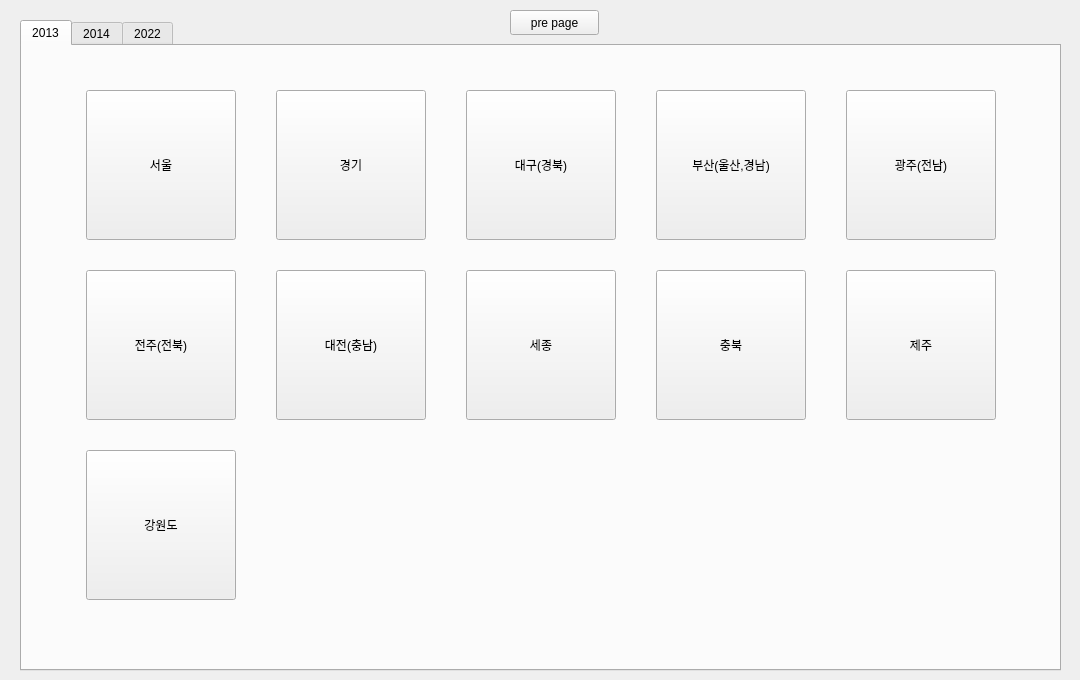
The window that farm.ui (ving9/newbie) describes before a commit, drawn with Qt 5.
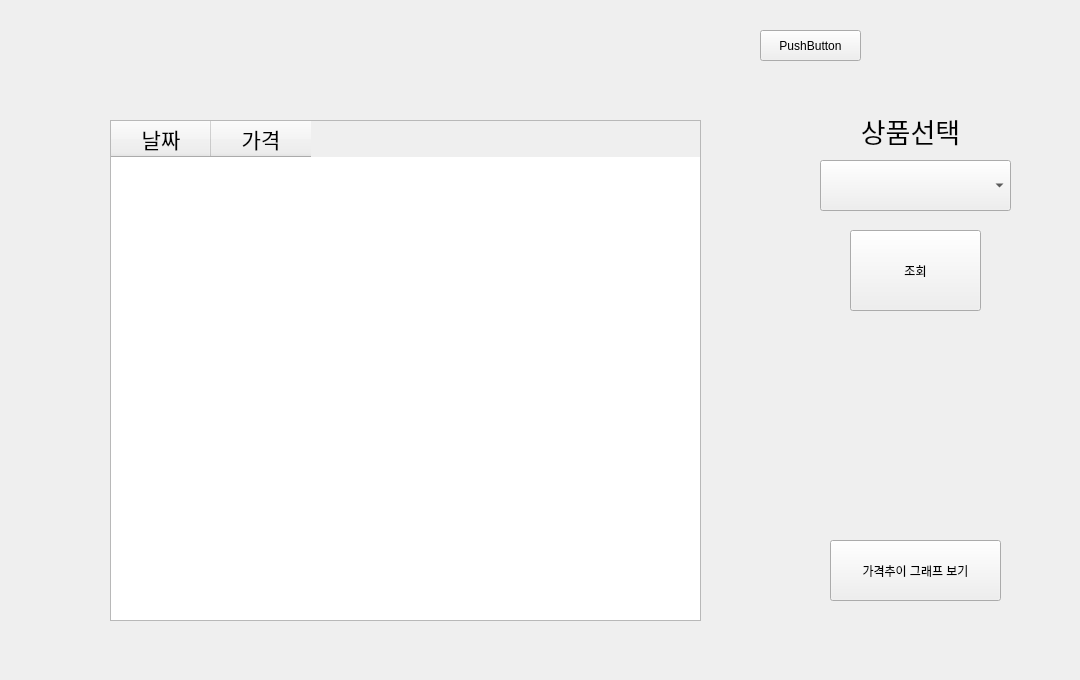
The same window after the commit. The open tabs and pages were chosen to show the change.

What changed in the file:
```diff
--- a/farm.ui
+++ b/farm.ui
@@ -23,44 +23,9 @@
     </rect>
    </property>
    <property name="currentIndex">
-    <number>1</number>
+    <number>0</number>
    </property>
-   <widget class="QWidget" name="page">
-    <widget class="QLineEdit" name="line_ip">
-     <property name="geometry">
-      <rect>
-       <x>360</x>
-       <y>200</y>
-       <width>381</width>
-       <height>61</height>
-      </rect>
-     </property>
-    </widget>
-    <widget class="QLineEdit" name="line_port">
-     <property name="geometry">
-      <rect>
-       <x>360</x>
-       <y>280</y>
-       <width>381</width>
-       <height>61</height>
-      </rect>
-     </property>
-    </widget>
-    <widget class="QPushButton" name="btn_addr_input">
-     <property name="geometry">
-      <rect>
-       <x>490</x>
-       <y>390</y>
-       <width>121</width>
-       <height>51</height>
-      </rect>
-     </property>
-     <property name="text">
-      <string>PushButton</string>
-     </property>
-    </widget>
-   </widget>
-   <widget class="QWidget" name="page_2">
+   <widget class="QWidget" name="page_1">
     <widget class="QTabWidget" name="tabWidget">
      <property name="geometry">
       <rect>
@@ -71,7 +36,7 @@
       </rect>
      </property>
      <property name="currentIndex">
-      <number>2</number>
+      <number>0</number>
      </property>
      <widget class="QWidget" name="tab_01">
       <property name="enabled">
@@ -90,14 +55,14 @@
        <property name="geometry">
         <rect>
          <x>30</x>
-         <y>20</y>
+         <y>30</y>
          <width>981</width>
          <height>561</height>
         </rect>
        </property>
        <layout class="QGridLayout" name="gridLayout_4">
         <item row="0" column="4">
-         <widget class="QPushButton" name="btn_gwang_3">
+         <widget class="QPushButton" name="btn_gwang_2013">
           <property name="sizePolicy">
            <sizepolicy hsizetype="Fixed" vsizetype="Fixed">
             <horstretch>0</horstretch>
@@ -115,27 +80,8 @@
           </property>
          </widget>
         </item>
-        <item row="2" column="0">
-         <widget class="QPushButton" name="btn_gangwon_3">
-          <property name="sizePolicy">
-           <sizepolicy hsizetype="Fixed" vsizetype="Fixed">
-            <horstretch>0</horstretch>
-            <verstretch>0</verstretch>
-           </sizepolicy>
-          </property>
-          <property name="minimumSize">
-           <size>
-            <width>150</width>
-            <height>150</height>
-           </size>
-          </property>
-          <property name="text">
-           <string>강원도</string>
-          </property>
-         </widget>
-        </item>
         <item row="0" column="2">
-         <widget class="QPushButton" name="btn_daegu_3">
+         <widget class="QPushButton" name="btn_daegu_2013">
           <property name="sizePolicy">
            <sizepolicy hsizetype="Fixed" vsizetype="Fixed">
             <horstretch>0</horstretch>
@@ -154,7 +100,7 @@
          </widget>
         </item>
         <item row="1" column="0">
-         <widget class="QPushButton" name="btn_jeonju_3">
+         <widget class="QPushButton" name="btn_jeonju_2013">
           <property name="sizePolicy">
            <sizepolicy hsizetype="Fixed" vsizetype="Fixed">
             <horstretch>0</horstretch>
@@ -172,27 +118,8 @@
           </property>
          </widget>
         </item>
-        <item row="1" column="2">
-         <widget class="QPushButton" name="btn_sejong_3">
-          <property name="sizePolicy">
-           <sizepolicy hsizetype="Fixed" vsizetype="Fixed">
-            <horstretch>0</horstretch>
-            <verstretch>0</verstretch>
-           </sizepolicy>
-          </property>
-          <property name="minimumSize">
-           <size>
-            <width>150</width>
-            <height>150</height>
-           </size>
-          </property>
-          <property name="text">
-           <string>세종</string>
-          </property>
-         </widget>
-        </item>
         <item row="1" column="1">
-         <widget class="QPushButton" name="btn_daejeon_3">
+         <widget class="QPushButton" name="btn_daejeon_2013">
           <property name="sizePolicy">
            <sizepolicy hsizetype="Fixed" vsizetype="Fixed">
             <horstretch>0</horstretch>
@@ -211,7 +138,7 @@
          </widget>
         </item>
         <item row="1" column="4">
-         <widget class="QPushButton" name="btn_jeju_3">
+         <widget class="QPushButton" name="btn_jeju_2013">
           <property name="sizePolicy">
            <sizepolicy hsizetype="Fixed" vsizetype="Fixed">
             <horstretch>0</horstretch>
@@ -230,7 +157,7 @@
          </widget>
         </item>
         <item row="0" column="1">
-         <widget class="QPushButton" name="btn_gyungki_3">
+         <widget class="QPushButton" name="btn_gyungki_2013">
           <property name="sizePolicy">
            <sizepolicy hsizetype="Fixed" vsizetype="Fixed">
             <horstretch>0</horstretch>
@@ -249,7 +176,7 @@
          </widget>
         </item>
         <item row="0" column="0">
-         <widget class="QPushButton" name="btn_seoul_4">
+         <widget class="QPushButton" name="btn_seoul_2013">
           <property name="sizePolicy">
            <sizepolicy hsizetype="Fixed" vsizetype="Fixed">
             <horstretch>0</horstretch>
@@ -268,7 +195,7 @@
          </widget>
         </item>
         <item row="1" column="3">
-         <widget class="QPushButton" name="btn_choogbuk_3">
+         <widget class="QPushButton" name="btn_choogbuk_2013">
           <property name="sizePolicy">
            <sizepolicy hsizetype="Fixed" vsizetype="Fixed">
             <horstretch>0</horstretch>
@@ -287,7 +214,7 @@
          </widget>
         </item>
         <item row="0" column="3">
-         <widget class="QPushButton" name="btn_busan_3">
+         <widget class="QPushButton" name="btn_busan_2013">
           <property name="sizePolicy">
            <sizepolicy hsizetype="Fixed" vsizetype="Fixed">
             <horstretch>0</horstretch>
@@ -305,6 +232,25 @@
           </property>
          </widget>
         </item>
+        <item row="1" column="2">
+         <widget class="QPushButton" name="btn_gangwon_2013">
+          <property name="sizePolicy">
+           <sizepolicy hsizetype="Fixed" vsizetype="Fixed">
+            <horstretch>0</horstretch>
+            <verstretch>0</verstretch>
+           </sizepolicy>
+          </property>
+          <property name="minimumSize">
+           <size>
+            <width>150</width>
+            <height>150</height>
+           </size>
+          </property>
+          <property name="text">
+           <string>강원도</string>
+          </property>
+         </widget>
+        </item>
        </layout>
       </widget>
      </widget>
@@ -323,7 +269,7 @@
        </property>
        <layout class="QGridLayout" name="gridLayout_3">
         <item row="0" column="4">
-         <widget class="QPushButton" name="btn_gwang_2">
+         <widget class="QPushButton" name="btn_gwang_2014">
           <property name="sizePolicy">
            <sizepolicy hsizetype="Fixed" vsizetype="Fixed">
             <horstretch>0</horstretch>
@@ -341,27 +287,8 @@
           </property>
          </widget>
         </item>
-        <item row="2" column="0">
-         <widget class="QPushButton" name="btn_gangwon_2">
-          <property name="sizePolicy">
-           <sizepolicy hsizetype="Fixed" vsizetype="Fixed">
-            <horstretch>0</horstretch>
-            <verstretch>0</verstretch>
-           </sizepolicy>
-          </property>
-          <property name="minimumSize">
-           <size>
-            <width>150</width>
-            <height>150</height>
-           </size>
-          </property>
-          <property name="text">
-           <string>강원도</string>
-          </property>
-         </widget>
-        </item>
         <item row="0" column="2">
-         <widget class="QPushButton" name="btn_daegu_2">
+         <widget class="QPushButton" name="btn_daegu_2014">
           <property name="sizePolicy">
            <sizepolicy hsizetype="Fixed" vsizetype="Fixed">
             <horstretch>0</horstretch>
@@ -380,7 +307,7 @@
          </widget>
         </item>
         <item row="1" column="0">
-         <widget class="QPushButton" name="btn_jeonju_2">
+         <widget class="QPushButton" name="btn_jeonju_2014">
           <property name="sizePolicy">
            <sizepolicy hsizetype="Fixed" vsizetype="Fixed">
             <horstretch>0</horstretch>
@@ -398,27 +325,8 @@
           </property>
          </widget>
         </item>
-        <item row="1" column="2">
-         <widget class="QPushButton" name="btn_sejong_2">
-          <property name="sizePolicy">
-           <sizepolicy hsizetype="Fixed" vsizetype="Fixed">
-            <horstretch>0</horstretch>
-            <verstretch>0</verstretch>
-           </sizepolicy>
-          </property>
-          <property name="minimumSize">
-           <size>
-            <width>150</width>
-            <height>150</height>
-           </size>
-          </property>
-          <property name="text">
-           <string>세종</string>
-          </property>
-         </widget>
-        </item>
         <item row="1" column="1">
-         <widget class="QPushButton" name="btn_daejeon_2">
+         <widget class="QPushButton" name="btn_daejeon_2014">
           <property name="sizePolicy">
            <sizepolicy hsizetype="Fixed" vsizetype="Fixed">
             <horstretch>0</horstretch>
@@ -437,7 +345,7 @@
          </widget>
         </item>
         <item row="1" column="4">
-         <widget class="QPushButton" name="btn_jeju_2">
+         <widget class="QPushButton" name="btn_jeju_2014">
           <property name="sizePolicy">
            <sizepolicy hsizetype="Fixed" vsizetype="Fixed">
             <horstretch>0</horstretch>
@@ -456,7 +364,7 @@
          </widget>
         </item>
         <item row="0" column="1">
-         <widget class="QPushButton" name="btn_gyungki_2">
+         <widget class="QPushButton" name="btn_gyungki_2014">
           <property name="sizePolicy">
            <sizepolicy hsizetype="Fixed" vsizetype="Fixed">
             <horstretch>0</horstretch>
@@ -475,7 +383,7 @@
          </widget>
         </item>
         <item row="0" column="0">
-         <widget class="QPushButton" name="btn_seoul_3">
+         <widget class="QPushButton" name="btn_seoul_2014">
           <property name="sizePolicy">
            <sizepolicy hsizetype="Fixed" vsizetype="Fixed">
             <horstretch>0</horstretch>
@@ -494,7 +402,7 @@
          </widget>
         </item>
         <item row="1" column="3">
-         <widget class="QPushButton" name="btn_choogbuk_2">
+         <widget class="QPushButton" name="btn_choogbuk_2014">
           <property name="sizePolicy">
            <sizepolicy hsizetype="Fixed" vsizetype="Fixed">
             <horstretch>0</horstretch>
@@ -513,7 +421,7 @@
          </widget>
         </item>
         <item row="0" column="3">
-         <widget class="QPushButton" name="btn_busan_2">
+         <widget class="QPushButton" name="btn_busan_2014">
           <property name="sizePolicy">
            <sizepolicy hsizetype="Fixed" vsizetype="Fixed">
             <horstretch>0</horstretch>
@@ -531,6 +439,25 @@
           </property>
          </widget>
         </item>
+        <item row="1" column="2">
+         <widget class="QPushButton" name="btn_gangwon_2014">
+          <property name="sizePolicy">
+           <sizepolicy hsizetype="Fixed" vsizetype="Fixed">
+            <horstretch>0</horstretch>
+            <verstretch>0</verstretch>
+           </sizepolicy>
+          </property>
+          <property name="minimumSize">
+           <size>
+            <width>150</width>
+            <height>150</height>
+           </size>
+          </property>
+          <property name="text">
+           <string>강원도</string>
+          </property>
+         </widget>
+        </item>
        </layout>
       </widget>
      </widget>
@@ -538,7 +465,7 @@
       <attribute name="title">
        <string>2022</string>
       </attribute>
-      <widget class="QWidget" name="">
+      <widget class="QWidget" name="layoutWidget">
        <property name="geometry">
         <rect>
          <x>30</x>
@@ -549,7 +476,7 @@
        </property>
        <layout class="QGridLayout" name="gridLayout">
         <item row="0" column="4">
-         <widget class="QPushButton" name="btn_gwang">
+         <widget class="QPushButton" name="btn_gwang_2022">
           <property name="sizePolicy">
            <sizepolicy hsizetype="Fixed" vsizetype="Fixed">
             <horstretch>0</horstretch>
@@ -568,7 +495,7 @@
          </widget>
         </item>
         <item row="2" column="0">
-         <widget class="QPushButton" name="btn_gangwon">
+         <widget class="QPushButton" name="btn_gangwon_2022">
           <property name="sizePolicy">
            <sizepolicy hsizetype="Fixed" vsizetype="Fixed">
             <horstretch>0</horstretch>
@@ -587,7 +514,7 @@
          </widget>
         </item>
         <item row="0" column="2">
-         <widget class="QPushButton" name="btn_daegu">
+         <widget class="QPushButton" name="btn_daegu_2022">
           <property name="sizePolicy">
            <sizepolicy hsizetype="Fixed" vsizetype="Fixed">
             <horstretch>0</horstretch>
@@ -606,7 +533,7 @@
          </widget>
         </item>
         <item row="1" column="0">
-         <widget class="QPushButton" name="btn_jeonju">
+         <widget class="QPushButton" name="btn_jeonju_2022">
           <property name="sizePolicy">
            <sizepolicy hsizetype="Fixed" vsizetype="Fixed">
             <horstretch>0</horstretch>
@@ -625,7 +552,7 @@
          </widget>
         </item>
         <item row="1" column="2">
-         <widget class="QPushButton" name="btn_sejong">
+         <widget class="QPushButton" name="btn_sejong_2022">
           <property name="sizePolicy">
            <sizepolicy hsizetype="Fixed" vsizetype="Fixed">
             <horstretch>0</horstretch>
@@ -644,7 +571,7 @@
          </widget>
         </item>
         <item row="1" column="1">
-         <widget class="QPushButton" name="btn_daejeon">
+         <widget class="QPushButton" name="btn_daejeon_2022">
           <property name="sizePolicy">
            <sizepolicy hsizetype="Fixed" vsizetype="Fixed">
             <horstretch>0</horstretch>
@@ -663,7 +590,7 @@
          </widget>
         </item>
         <item row="1" column="4">
-         <widget class="QPushButton" name="btn_jeju">
+         <widget class="QPushButton" name="btn_jeju_2022">
           <property name="sizePolicy">
            <sizepolicy hsizetype="Fixed" vsizetype="Fixed">
             <horstretch>0</horstretch>
@@ -682,7 +609,7 @@
          </widget>
         </item>
         <item row="0" column="1">
-         <widget class="QPushButton" name="btn_gyungki">
+         <widget class="QPushButton" name="btn_gyungki_2022">
           <property name="sizePolicy">
            <sizepolicy hsizetype="Fixed" vsizetype="Fixed">
             <horstretch>0</horstretch>
@@ -701,7 +628,7 @@
          </widget>
         </item>
         <item row="0" column="0">
-         <widget class="QPushButton" name="btn_seoul">
+         <widget class="QPushButton" name="btn_seoul_2022">
           <property name="sizePolicy">
            <sizepolicy hsizetype="Fixed" vsizetype="Fixed">
             <horstretch>0</horstretch>
@@ -720,7 +647,7 @@
          </widget>
         </item>
         <item row="1" column="3">
-         <widget class="QPushButton" name="btn_choogbuk">
+         <widget class="QPushButton" name="btn_choogbuk_2022">
           <property name="sizePolicy">
            <sizepolicy hsizetype="Fixed" vsizetype="Fixed">
             <horstretch>0</horstretch>
@@ -739,7 +666,7 @@
          </widget>
         </item>
         <item row="0" column="3">
-         <widget class="QPushButton" name="btn_busan">
+         <widget class="QPushButton" name="btn_busan_2022">
           <property name="sizePolicy">
            <sizepolicy hsizetype="Fixed" vsizetype="Fixed">
             <horstretch>0</horstretch>
@@ -761,21 +688,214 @@
       </widget>
      </widget>
     </widget>
-    <widget class="QPushButton" name="btn_prepage">
+    <widget class="QPushButton" name="btn_1">
      <property name="geometry">
       <rect>
-       <x>510</x>
+       <x>590</x>
        <y>10</y>
-       <width>89</width>
-       <height>25</height>
+       <width>101</width>
+       <height>31</height>
       </rect>
      </property>
      <property name="text">
-      <string>pre page</string>
+      <string>PushButton</string>
      </property>
     </widget>
    </widget>
-   <widget class="QWidget" name="page_5"/>
+   <widget class="QWidget" name="page_2">
+    <widget class="QComboBox" name="combo_product">
+     <property name="geometry">
+      <rect>
+       <x>820</x>
+       <y>160</y>
+       <width>191</width>
+       <height>51</height>
+      </rect>
+     </property>
+    </widget>
+    <widget class="QPushButton" name="btn_inquiry">
+     <property name="geometry">
+      <rect>
+       <x>850</x>
+       <y>230</y>
+       <width>131</width>
+       <height>81</height>
+      </rect>
+     </property>
+     <property name="text">
+      <string>조회</string>
+     </property>
+    </widget>
+    <widget class="QPushButton" name="btn_graph">
+     <property name="geometry">
+      <rect>
+       <x>830</x>
+       <y>540</y>
+       <width>171</width>
+       <height>61</height>
+      </rect>
+     </property>
+     <property name="text">
+      <string>가격추이 그래프 보기</string>
+     </property>
+    </widget>
+    <widget class="QLabel" name="label_year">
+     <property name="geometry">
+      <rect>
+       <x>120</x>
+       <y>40</y>
+       <width>200</width>
+       <height>60</height>
+      </rect>
+     </property>
+     <property name="sizePolicy">
+      <sizepolicy hsizetype="Fixed" vsizetype="Fixed">
+       <horstretch>0</horstretch>
+       <verstretch>0</verstretch>
+      </sizepolicy>
+     </property>
+     <property name="minimumSize">
+      <size>
+       <width>200</width>
+       <height>60</height>
+      </size>
+     </property>
+     <property name="font">
+      <font>
+       <pointsize>30</pointsize>
+      </font>
+     </property>
+     <property name="autoFillBackground">
+      <bool>true</bool>
+     </property>
+     <property name="text">
+      <string/>
+     </property>
+     <property name="alignment">
+      <set>Qt::AlignCenter</set>
+     </property>
+    </widget>
+    <widget class="QLabel" name="label_region">
+     <property name="geometry">
+      <rect>
+       <x>340</x>
+       <y>40</y>
+       <width>200</width>
+       <height>60</height>
+      </rect>
+     </property>
+     <property name="sizePolicy">
+      <sizepolicy hsizetype="Fixed" vsizetype="Fixed">
+       <horstretch>0</horstretch>
+       <verstretch>0</verstretch>
+      </sizepolicy>
+     </property>
+     <property name="minimumSize">
+      <size>
+       <width>200</width>
+       <height>60</height>
+      </size>
+     </property>
+     <property name="font">
+      <font>
+       <pointsize>30</pointsize>
+      </font>
+     </property>
+     <property name="autoFillBackground">
+      <bool>true</bool>
+     </property>
+     <property name="text">
+      <string/>
+     </property>
+     <property name="alignment">
+      <set>Qt::AlignCenter</set>
+     </property>
+    </widget>
+    <widget class="QLabel" name="label">
+     <property name="geometry">
+      <rect>
+       <x>850</x>
+       <y>110</y>
+       <width>121</width>
+       <height>41</height>
+      </rect>
+     </property>
+     <property name="font">
+      <font>
+       <pointsize>20</pointsize>
+      </font>
+     </property>
+     <property name="text">
+      <string>상품선택</string>
+     </property>
+     <property name="alignment">
+      <set>Qt::AlignCenter</set>
+     </property>
+    </widget>
+    <widget class="QTableWidget" name="table_product_price">
+     <property name="geometry">
+      <rect>
+       <x>110</x>
+       <y>120</y>
+       <width>591</width>
+       <height>501</height>
+      </rect>
+     </property>
+     <property name="font">
+      <font>
+       <pointsize>16</pointsize>
+      </font>
+     </property>
+     <attribute name="horizontalHeaderCascadingSectionResizes">
+      <bool>true</bool>
+     </attribute>
+     <attribute name="horizontalHeaderHighlightSections">
+      <bool>true</bool>
+     </attribute>
+     <attribute name="horizontalHeaderShowSortIndicator" stdset="0">
+      <bool>false</bool>
+     </attribute>
+     <attribute name="horizontalHeaderStretchLastSection">
+      <bool>false</bool>
+     </attribute>
+     <column>
+      <property name="text">
+       <string>날짜</string>
+      </property>
+     </column>
+     <column>
+      <property name="text">
+       <string>가격</string>
+      </property>
+     </column>
+    </widget>
+    <widget class="QPushButton" name="btn_2">
+     <property name="geometry">
+      <rect>
+       <x>760</x>
+       <y>30</y>
+       <width>101</width>
+       <height>31</height>
+      </rect>
+     </property>
+     <property name="text">
+      <string>PushButton</string>
+     </property>
+    </widget>
+   </widget>
+   <widget class="QWidget" name="page_3">
+    <widget class="QWidget" name="verticalLayoutWidget">
+     <property name="geometry">
+      <rect>
+       <x>140</x>
+       <y>70</y>
+       <width>781</width>
+       <height>521</height>
+      </rect>
+     </property>
+     <layout class="QVBoxLayout" name="verticalLayout"/>
+    </widget>
+   </widget>
   </widget>
  </widget>
  <resources/>
```
